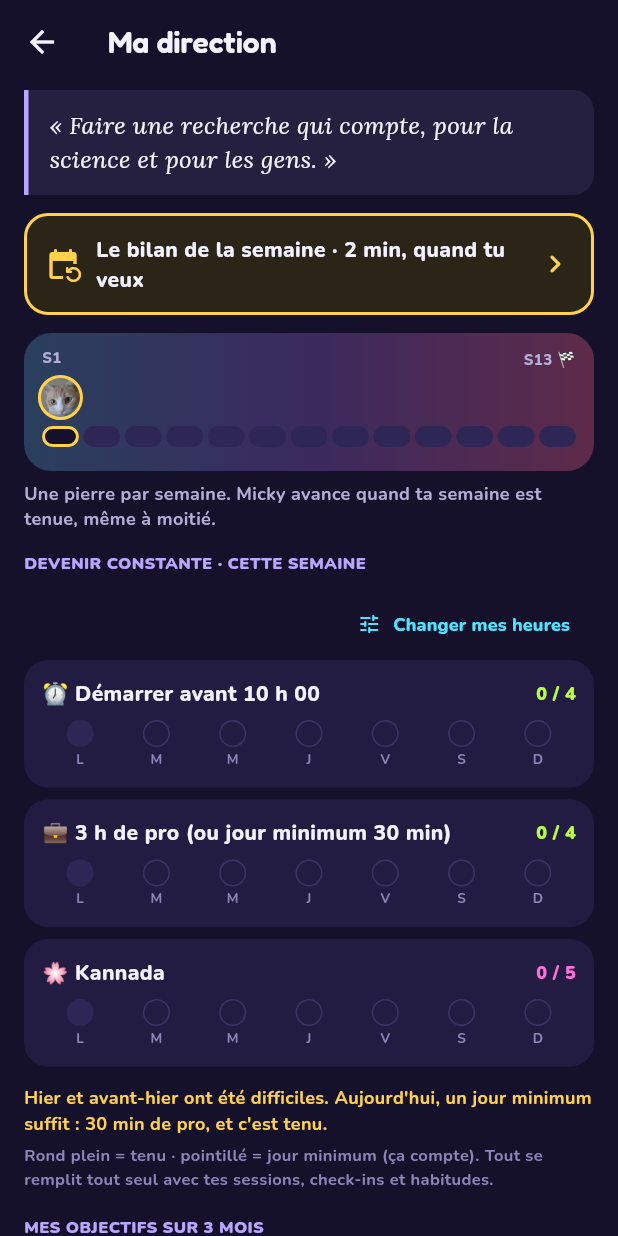
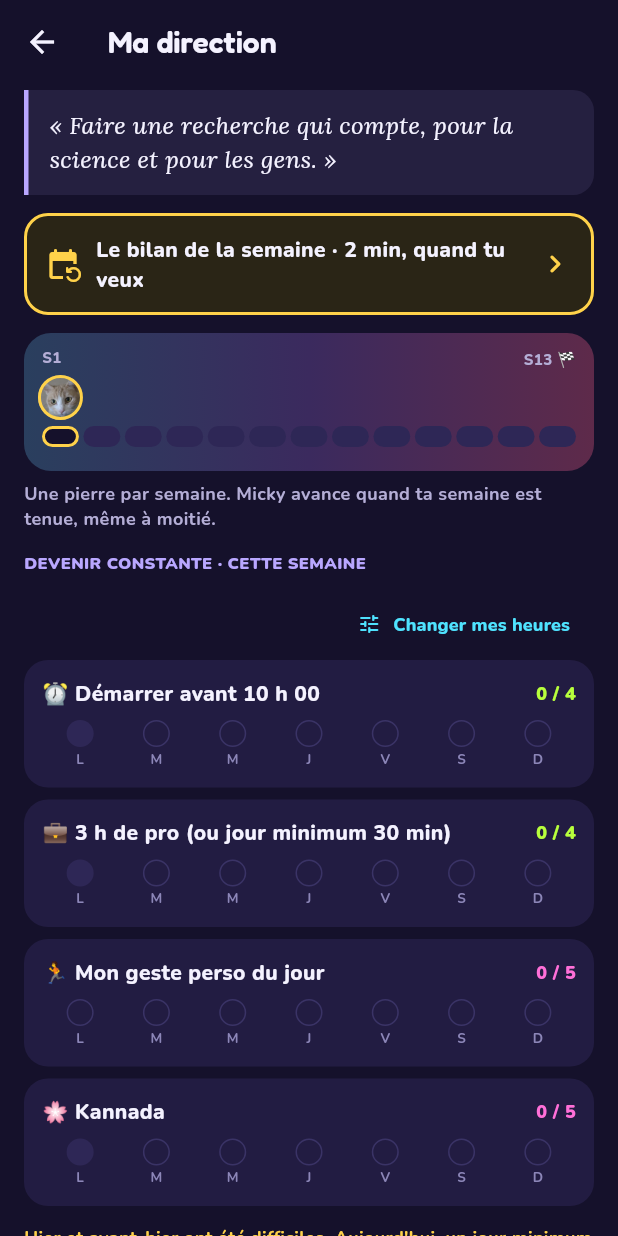
Before and after one commit to CLperso/micky-quest, a Flutter app: the DirectionScreen screen opened directly, on a phone screen of 412 x 824 dp. Run offline on Flutter 3.47's test engine with Material 3 defaults, Android fonts, the phone set to English and light mode, and no system bars; our stand-ins replace flutter_local_notifications, google_fonts, image_picker, shared_preferences, timezone; missing offline and left inert: android_intent_plus, device_calendar, google_mlkit_digital_ink_recognition; accounts and stored records are empty.

Commit message:
Quêtes : un seul écran Aujourd'hui (À trier en haut, Plus tard replié, matrice en lien), briefing → Aujourd'hui ; Ma direction : geste perso du jour comme pilier, objectifs nourris par les quêtes
Co-Authored-By: Claude Fable 5.1 <noreply@anthropic.com>
Claude-Session: https://claude.ai/code/session_01RpdBqp6TGx7ViFRVJJw6aQ

```diff
--- a/lib/screens/briefing.dart
+++ b/lib/screens/briefing.dart
@@ -11,6 +11,7 @@ import 'notebook.dart';
 import 'problems.dart';
 import 'task_panel.dart' show showTaskPanel;
 import 'timetable.dart' show askText;
+import 'today.dart' show TodayScreen;
 import 'matrix.dart';
 
 class BriefingScreen extends StatefulWidget {
@@ -324,7 +325,7 @@ class _BriefingScreenState extends State<BriefingScreen> {
                 if (!context.mounted) return;
                 final messenger = ScaffoldMessenger.of(context);
                 Navigator.pop(context);
-                if (first) openScreen(context, const MatrixScreen(standalone: true));
+                if (first) openScreen(context, const TodayScreen(standalone: true));
                 // le kannada se glisse pendant qu'on se prépare
                 for (final h in store.activeHabits) {
                   if (store.habitLevel(h, store.todayKey) == 0 && h.name.toLowerCase().contains('kannada')) {
--- a/lib/screens/direction.dart
+++ b/lib/screens/direction.dart
@@ -184,6 +184,13 @@ class DirectionScreen extends StatelessWidget {
               values: [for (final d in days) store.pillarPro(d)],
               color: K.lime,
             ),
+            _PillarRow(
+              icon: '🏃',
+              title: 'Mon geste perso du jour',
+              target: s.dirHabTgt,
+              values: [for (final d in days) store.pillarPerso(d)],
+              color: K.pink,
+            ),
             for (final h in store.activeHabits)
               _PillarRow(
                 icon: '🌸',
@@ -204,8 +211,9 @@ class DirectionScreen extends StatelessWidget {
             const SizedBox(height: 16),
             Text('MES OBJECTIFS SUR 3 MOIS', style: K.body(11, color: _vio, w: FontWeight.w900)),
             const SizedBox(height: 6),
-            _goalTile(context, store, '📄', 'Pro', s.dirPro, (v) => s.dirPro = v),
-            _goalTile(context, store, '🏃', 'Perso', s.dirPerso, (v) => s.dirPerso = v),
+            _goalTile(context, store, '📄', 'Pro', s.dirPro, (v) => s.dirPro = v, '${store.weekStepsDone('pro', DateTime.now())} étape${store.weekStepsDone('pro', DateTime.now()) > 1 ? 's' : ''} de quête pro cette semaine'),
+            _goalTile(context, store, '🏃', 'Perso', s.dirPerso, (v) => s.dirPerso = v, '${store.weekStepsDone('perso', DateTime.now())} pas cette semaine (gestes perso et étapes perso)'),
+            Text('Tes quêtes pro nourrissent l\'objectif pro, tes gestes et étapes perso l\'objectif perso. Rien à cocher en plus.', style: K.body(11, color: K.dim)),
             if (s.dirIntention.isNotEmpty) ...[
               const SizedBox(height: 6),
               Text('Intention pro de la semaine : ${s.dirIntention}', style: K.body(13, color: K.muted)),
@@ -256,7 +264,7 @@ class DirectionScreen extends StatelessWidget {
     );
   }
 
-  Widget _goalTile(BuildContext context, AppStore store, String icon, String label, String value, void Function(String) set) => Padding(
+  Widget _goalTile(BuildContext context, AppStore store, String icon, String label, String value, void Function(String) set, String sub) => Padding(
         padding: const EdgeInsets.only(bottom: 6),
         child: Material(
           color: K.card,
@@ -274,7 +282,12 @@ class DirectionScreen extends StatelessWidget {
               child: Row(children: [
                 Text(icon, style: const TextStyle(fontSize: 20)),
                 const SizedBox(width: 10),
-                Expanded(child: Text(value.isEmpty ? '$label : touche pour l\'écrire' : value, style: K.body(14, color: value.isEmpty ? K.dim : K.ink, w: FontWeight.w700))),
+                Expanded(
+                  child: Column(crossAxisAlignment: CrossAxisAlignment.start, children: [
+                    Text(value.isEmpty ? '$label : touche pour l\'écrire' : value, style: K.body(14, color: value.isEmpty ? K.dim : K.ink, w: FontWeight.w700)),
+                    Text(sub, style: K.body(11, color: K.muted)),
+                  ]),
+                ),
                 const Icon(Icons.edit_rounded, color: K.muted, size: 16),
               ]),
             ),
@@ -442,6 +455,7 @@ class _WeekReviewScreenState extends State<WeekReviewScreen> {
               child: Column(children: [
                 line('⏰ Démarré avant ${_hm(s.startTarget)}', st, s.dirStartTgt),
                 line('💼 Pro tenu (ou jour minimum)', pr, s.dirProTgt),
+                line('🏃 Geste perso du jour', store.last7(store.pillarPerso), s.dirHabTgt),
                 for (final h in store.activeHabits) line('🌸 ${h.name}', store.last7((d) => store.pillarHabit(h, d)), s.dirHabTgt),
               ]),
             ),
--- a/lib/store.dart
+++ b/lib/store.dart
@@ -1070,6 +1070,23 @@ class AppStore extends ChangeNotifier {
     if (l >= 2) return 1;
     if (l == 1) return 2;
     return day == todayKey ? -1 : 0;
+  }
+
+  /// Geste perso du jour (objectif perso du briefing) : 1 fait, 0 pas fait, -1 pas fixé / à venir.
+  int pillarPerso(String day) {
+    if (day.compareTo(todayKey) > 0) return -1;
+    final p = plan(day);
+    if (p.persoGoal.isEmpty) return -1;
+    if (p.persoGoalDone) return 1;
+    return day == todayKey ? -1 : 0;
+  }
+
+  /// Pas faits cette semaine vers un objectif : étapes de quête faites (pro) / gestes perso + étapes perso faites.
+  int weekStepsDone(String category, DateTime d) {
+    final days = weekDays(d).toSet();
+    var n = tasks.where((t) => t.done && t.inQuest && t.category == category && t.doneAt > 0 && days.contains(dayKey(DateTime.fromMillisecondsSinceEpoch(t.doneAt)))).length;
+    if (category == 'perso') n += weekDays(d).where((x) => pillarPerso(x) == 1).length;
+    return n;
   }
 
   /// Un jour « tenu » : pro atteint ou jour minimum.
```
Also changed, not shown: lib/screens/today.dart (+129 -43 lines).
